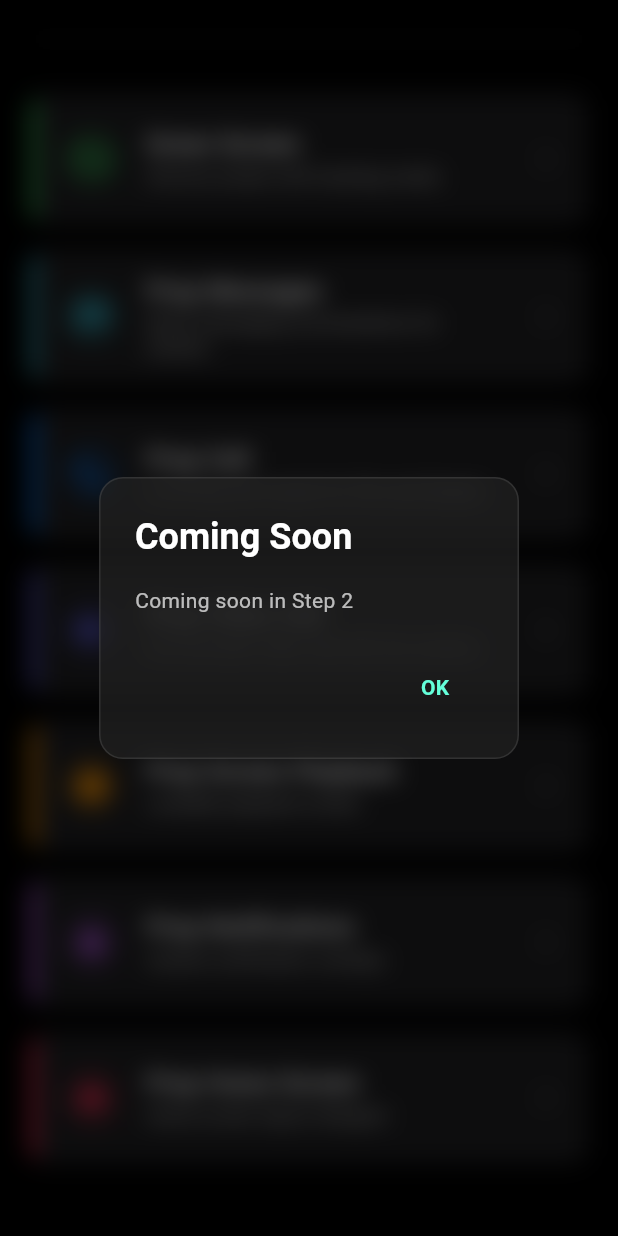
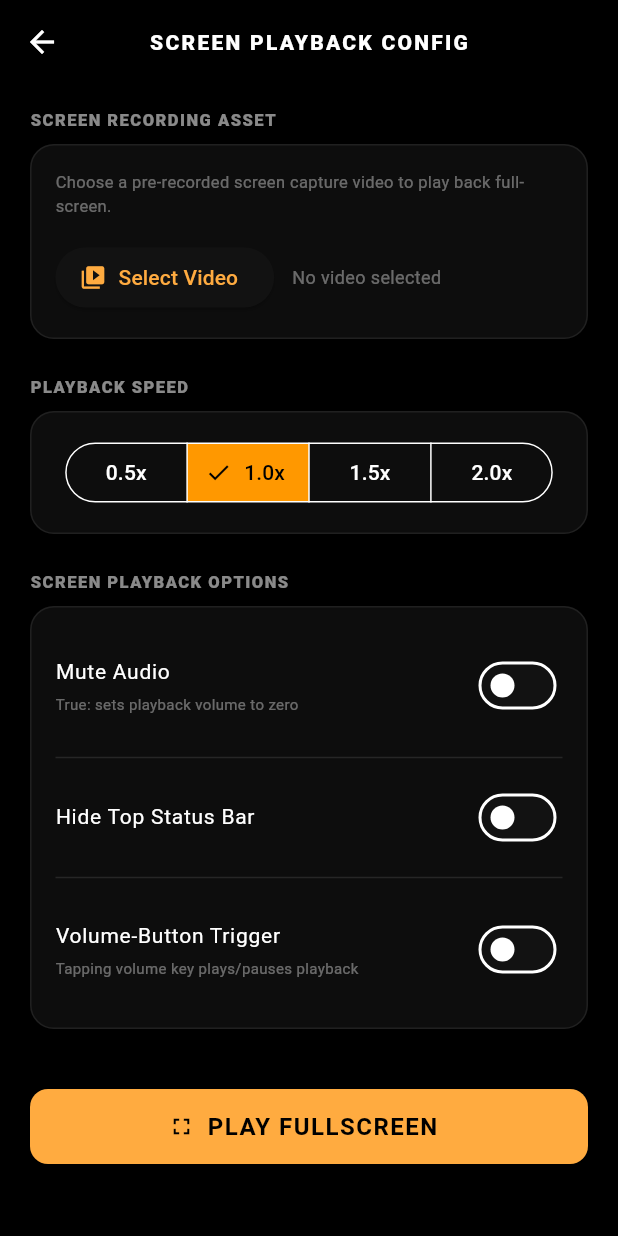
Before and after one commit to NaijaB0T/setscreen_pro, a Flutter app: the screen it shows after launch, scrolled down 139 dp, after a tap on "Prop Screen Playback", on a phone screen of 412 x 824 dp. Run offline on Flutter 3.47's test engine with Material 3 defaults, Android fonts, the phone set to English and light mode, and no system bars; our stand-ins replace audioplayers, camera, image_picker, shared_preferences, video_player.

Commit message:
feat: implement Sprint 8 - Prop Screen Playback (Recorded Screen Player) with customizable speed, volume trigger key intercepts, transparent touch blocks, and safety lock

```diff
--- /dev/null
+++ b/lib/models/playback_config.dart
@@ -0,0 +1,33 @@
+class PlaybackConfig {
+  final String videoPath;
+  final double playbackSpeed;
+  final bool muteAudio;
+  final bool hideStatusBar;
+  final bool useVolumeTrigger;
+
+  PlaybackConfig({
+    required this.videoPath,
+    required this.playbackSpeed,
+    required this.muteAudio,
+    required this.hideStatusBar,
+    required this.useVolumeTrigger,
+  });
+
+  Map<String, dynamic> toJson() => {
+    'videoPath': videoPath,
+    'playbackSpeed': playbackSpeed,
+    'muteAudio': muteAudio,
+    'hideStatusBar': hideStatusBar,
+    'useVolumeTrigger': useVolumeTrigger,
+  };
+
+  factory PlaybackConfig.fromJson(Map<String, dynamic> json) {
+    return PlaybackConfig(
+      videoPath: json['videoPath'] as String? ?? '',
+      playbackSpeed: (json['playbackSpeed'] as num? ?? 1.0).toDouble(),
+      muteAudio: json['muteAudio'] as bool? ?? false,
+      hideStatusBar: json['hideStatusBar'] as bool? ?? false,
+      useVolumeTrigger: json['useVolumeTrigger'] as bool? ?? false,
+    );
+  }
+}
--- a/lib/screens/home_portal_screen.dart
+++ b/lib/screens/home_portal_screen.dart
@@ -4,6 +4,7 @@ import 'setup_screen.dart';
 import 'green_screen_screen.dart';
 import 'call_setup_screen.dart';
 import 'video_setup_screen.dart';
+import 'playback_setup_screen.dart';
 
 class HomePortalScreen extends StatelessWidget {
   const HomePortalScreen({super.key});
@@ -190,7 +191,11 @@ class HomePortalScreen extends StatelessWidget {
                     subtitle: "Lockable playback screen",
                     icon: Icons.play_circle_fill,
                     accentColor: const Color(0xFFFF9500), // Orange
-                    onTap: () => _showComingSoon(context),
+                    onTap: () {
+                      Navigator.of(context).push(
+                        MaterialPageRoute(builder: (context) => const PlaybackSetupScreen()),
+                      );
+                    },
                   ),
                   _buildPortalCard(
                     context: context,
--- /dev/null
+++ b/lib/screens/playback_setup_screen.dart
@@ -0,0 +1,279 @@
+import 'dart:convert';
+import 'dart:io';
+import 'package:flutter/material.dart';
+import 'package:image_picker/image_picker.dart';
+import 'package:shared_preferences/shared_preferences.dart';
+import '../models/playback_config.dart';
+import 'playback_screen.dart';
+
+class PlaybackSetupScreen extends StatefulWidget {
+  const PlaybackSetupScreen({super.key});
+
+  @override
+  State<PlaybackSetupScreen> createState() => _PlaybackSetupScreenState();
+}
+
+class _PlaybackSetupScreenState extends State<PlaybackSetupScreen> {
+  final _formKey = GlobalKey<FormState>();
+
+  String? _videoPath;
+  double _playbackSpeed = 1.0;
+  bool _muteAudio = false;
+  bool _hideStatusBar = false;
+  bool _useVolumeTrigger = false;
+
+  @override
+  void initState() {
+    super.initState();
+    _loadSavedConfig();
+  }
+
+  Future<void> _loadSavedConfig() async {
+    final prefs = await SharedPreferences.getInstance();
+    final jsonStr = prefs.getString('saved_playback_config');
+    if (jsonStr != null && jsonStr.isNotEmpty) {
+      try {
+        final config = PlaybackConfig.fromJson(jsonDecode(jsonStr));
+        setState(() {
+          _videoPath = config.videoPath;
+          _playbackSpeed = config.playbackSpeed;
+          _muteAudio = config.muteAudio;
+          _hideStatusBar = config.hideStatusBar;
+          _useVolumeTrigger = config.useVolumeTrigger;
+        });
+      } catch (e) {
+        debugPrint("Error loading playback config: $e");
+      }
+    }
+  }
+
+  Future<void> _pickVideo() async {
+    final picker = ImagePicker();
+    try {
+      final pickedFile = await picker.pickVideo(source: ImageSource.gallery);
+      if (pickedFile != null) {
+        setState(() {
+          _videoPath = pickedFile.path;
+        });
+      }
+    } catch (e) {
+      debugPrint("Error picking video: $e");
+    }
+  }
+
+  Future<void> _startPlayback() async {
+    if (_videoPath == null || _videoPath!.isEmpty) {
+      ScaffoldMessenger.of(context).showSnackBar(
+        const SnackBar(content: Text("Please select a video file to play.")),
+      );
+      return;
+    }
+
+    final config = PlaybackConfig(
+      videoPath: _videoPath!,
+      playbackSpeed: _playbackSpeed,
+      muteAudio: _muteAudio,
+      hideStatusBar: _hideStatusBar,
+      useVolumeTrigger: _useVolumeTrigger,
+    );
+
+    // Save to SharedPreferences
+    final prefs = await SharedPreferences.getInstance();
+    await prefs.setString('saved_playback_config', jsonEncode(config.toJson()));
+
+    if (mounted) {
+      Navigator.of(context).push(
+        MaterialPageRoute(
+          builder: (context) => PlaybackScreen(
+            playbackConfig: config,
+          ),
+        ),
+      );
+    }
+  }
+
+  Widget _buildFrostedContainer({required Widget child}) {
+    return Container(
+      decoration: BoxDecoration(
+        color: Colors.white.withValues(alpha: 0.05),
+        borderRadius: BorderRadius.circular(16),
+        border: Border.all(color: Colors.white.withValues(alpha: 0.08), width: 1),
+      ),
+      padding: const EdgeInsets.all(16.0),
+      child: child,
+    );
+  }
+
+  @override
+  Widget build(BuildContext context) {
+    return Theme(
+      data: ThemeData.dark().copyWith(
+        scaffoldBackgroundColor: Colors.black,
+        colorScheme: const ColorScheme.dark(
+          primary: Colors.orangeAccent,
+          secondary: Colors.orange,
+        ),
+      ),
+      child: Scaffold(
+        backgroundColor: Colors.black,
+        appBar: AppBar(
+          title: const Text(
+            "SCREEN PLAYBACK CONFIG",
+            style: TextStyle(fontSize: 14, fontWeight: FontWeight.w900, letterSpacing: 1.5),
+          ),
+          centerTitle: true,
+          backgroundColor: Colors.black,
+          elevation: 0,
+        ),
+        body: SingleChildScrollView(
+          padding: const EdgeInsets.symmetric(horizontal: 20.0, vertical: 16.0),
+          child: Form(
+            key: _formKey,
+            child: Column(
+              crossAxisAlignment: CrossAxisAlignment.start,
+              children: [
+                // Video Selector
+                const Text("SCREEN RECORDING ASSET", style: TextStyle(fontSize: 11, fontWeight: FontWeight.w800, color: Colors.white54, letterSpacing: 1)),
+                const SizedBox(height: 8),
+                _buildFrostedContainer(
+                  child: Column(
+                    crossAxisAlignment: CrossAxisAlignment.start,
+                    children: [
+                      const Text(
+                        "Choose a pre-recorded screen capture video to play back full-screen.",
+                        style: TextStyle(fontSize: 11, color: Colors.white38),
+                      ),
+                      const SizedBox(height: 16),
+                      Row(
+                        children: [
+                          ElevatedButton.icon(
+                            onPressed: _pickVideo,
+                            icon: const Icon(Icons.video_library),
+                            label: const Text("Select Video"),
+                          ),
+                          const SizedBox(width: 12),
+                          Expanded(
+                            child: Text(
+                              _videoPath != null
+                                  ? "Selected: ${File(_videoPath!).path.split('/').last}"
+                                  : "No video selected",
+                              style: const TextStyle(fontSize: 12, color: Colors.white38),
+                              overflow: TextOverflow.ellipsis,
+                            ),
+                          ),
+                        ],
+                      ),
+                    ],
+                  ),
+                ),
+                const SizedBox(height: 24),
+
+                // Playback Speed Selector
+                const Text("PLAYBACK SPEED", style: TextStyle(fontSize: 11, fontWeight: FontWeight.w800, color: Colors.white54, letterSpacing: 1)),
+                const SizedBox(height: 8),
+                _buildFrostedContainer(
+                  child: Center(
+                    child: SegmentedButton<double>(
+                      segments: const <ButtonSegment<double>>[
+                        ButtonSegment<double>(
+                          value: 0.5,
+                          label: Text('0.5x'),
+                        ),
+                        ButtonSegment<double>(
+                          value: 1.0,
+                          label: Text('1.0x'),
+                        ),
+                        ButtonSegment<double>(
+                          value: 1.5,
+                          label: Text('1.5x'),
+                        ),
+                        ButtonSegment<double>(
+                          value: 2.0,
+                          label: Text('2.0x'),
+                        ),
+                      ],
+                      selected: <double>{_playbackSpeed},
+                      onSelectionChanged: (Set<double> val) {
+                        setState(() {
+                          _playbackSpeed = val.first;
+                        });
+                      },
+                    ),
+                  ),
+                ),
+                const SizedBox(height: 24),
+
+                // Player settings toggles
+                const Text("SCREEN PLAYBACK OPTIONS", style: TextStyle(fontSize: 11, fontWeight: FontWeight.w800, color: Colors.white54, letterSpacing: 1)),
+                const SizedBox(height: 8),
+                _buildFrostedContainer(
+                  child: Column(
+                    children: [
+                      SwitchListTile(
+                        contentPadding: EdgeInsets.zero,
+                        title: const Text("Mute Audio", style: TextStyle(fontSize: 14)),
+                        subtitle: const Text("True: sets playback volume to zero", style: TextStyle(fontSize: 10, color: Colors.white38)),
+                        value: _muteAudio,
+                        onChanged: (val) {
+                          setState(() {
+                            _muteAudio = val;
+                          });
+                        },
+                      ),
+                      const Divider(color: Colors.white10, height: 24),
+                      SwitchListTile(
+                        contentPadding: EdgeInsets.zero,
+                        title: const Text("Hide Top Status Bar", style: TextStyle(fontSize: 14)),
+                        value: _hideStatusBar,
+                        onChanged: (val) {
+                          setState(() {
+                            _hideStatusBar = val;
+                          });
+                        },
+                      ),
+                      const Divider(color: Colors.white10, height: 24),
+                      SwitchListTile(
+                        contentPadding: EdgeInsets.zero,
+                        title: const Text("Volume-Button Trigger", style: TextStyle(fontSize: 14)),
+                        subtitle: const Text("Tapping volume key plays/pauses playback", style: TextStyle(fontSize: 10, color: Colors.white38)),
+                        value: _useVolumeTrigger,
+                        onChanged: (val) {
+                          setState(() {
+                            _useVolumeTrigger = val;
+                          });
+                        },
+                      ),
+                    ],
+                  ),
+                ),
+                const SizedBox(height: 40),
+
+                // Play Fullscreen Button
+                SizedBox(
+                  width: double.infinity,
+                  height: 50,
+                  child: ElevatedButton.icon(
+                    onPressed: _startPlayback,
+                    icon: const Icon(Icons.fullscreen),
+                    label: const Text(
+                      "PLAY FULLSCREEN",
+                      style: TextStyle(fontWeight: FontWeight.bold, fontSize: 16, letterSpacing: 1),
+                    ),
+                    style: ElevatedButton.styleFrom(
+                      backgroundColor: Colors.orangeAccent,
+                      foregroundColor: Colors.black,
+                      shape: RoundedRectangleBorder(
+                        borderRadius: BorderRadius.circular(12),
+                      ),
+                    ),
+                  ),
+                ),
+                const SizedBox(height: 40),
+              ],
+            ),
+          ),
+        ),
+      ),
+    );
+  }
+}
```
Also changed, not shown: lib/screens/playback_screen.dart (added, +223 -0 lines).
